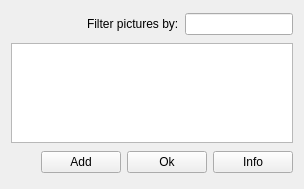
First picture: the form in client/uiforms/picture_select.ui, repository Wolframe/configurator, before the edit.
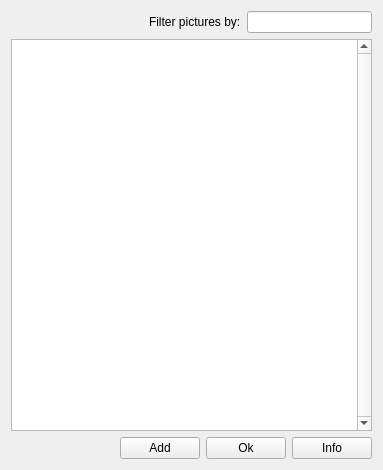
Second picture: the form after the edit. Icons and pictures are not drawn.

Commit message: fixed picture list

```diff
--- a/client/uiforms/picture_select.ui
+++ b/client/uiforms/picture_select.ui
@@ -6,8 +6,8 @@
    <rect>
     <x>0</x>
     <y>0</y>
-    <width>304</width>
-    <height>189</height>
+    <width>383</width>
+    <height>470</height>
    </rect>
   </property>
   <property name="windowTitle">
@@ -60,16 +60,16 @@
    </item>
    <item row="1" column="0">
     <widget class="QListWidget" name="picture">
-     <property name="maximumSize">
-      <size>
-       <width>16777215</width>
-       <height>100</height>
-      </size>
-     </property>
      <property name="lineWidth">
       <number>1</number>
      </property>
+     <property name="midLineWidth">
+      <number>1</number>
+     </property>
      <property name="verticalScrollBarPolicy">
+      <enum>Qt::ScrollBarAlwaysOn</enum>
+     </property>
+     <property name="horizontalScrollBarPolicy">
       <enum>Qt::ScrollBarAlwaysOff</enum>
      </property>
      <property name="selectionMode">
@@ -84,8 +84,11 @@
      <property name="movement">
       <enum>QListView::Static</enum>
      </property>
+     <property name="flow">
+      <enum>QListView::LeftToRight</enum>
+     </property>
      <property name="isWrapping" stdset="0">
-      <bool>false</bool>
+      <bool>true</bool>
      </property>
      <property name="viewMode">
       <enum>QListView::IconMode</enum>
```
Left out of the diff: 2 changed lines with no effect on the pictures.
